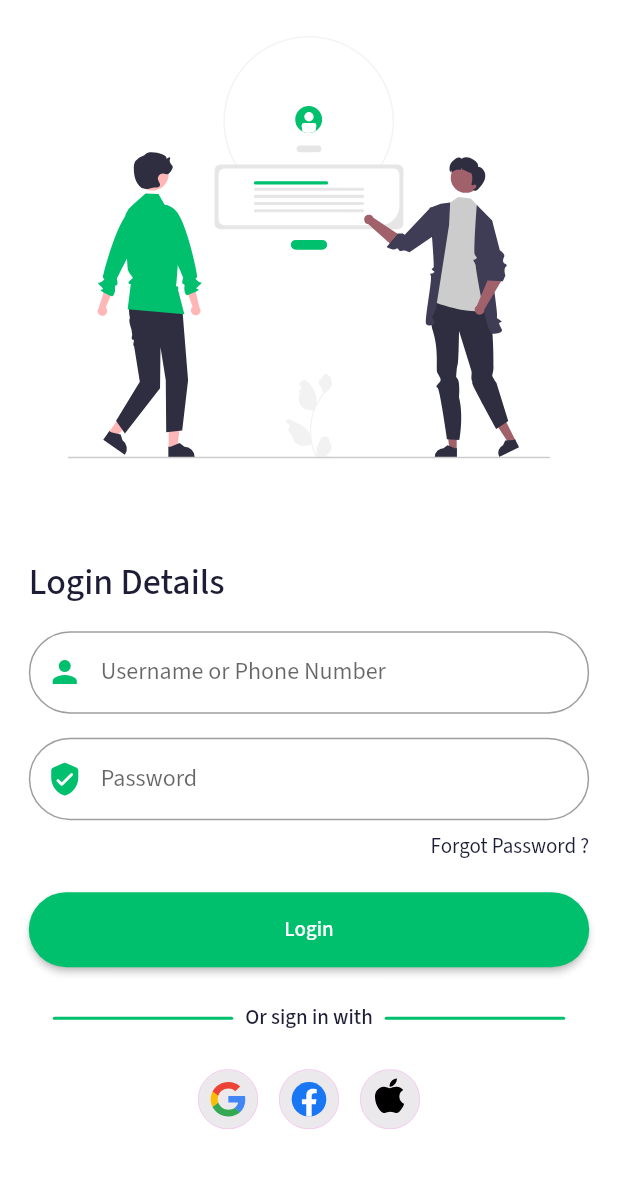
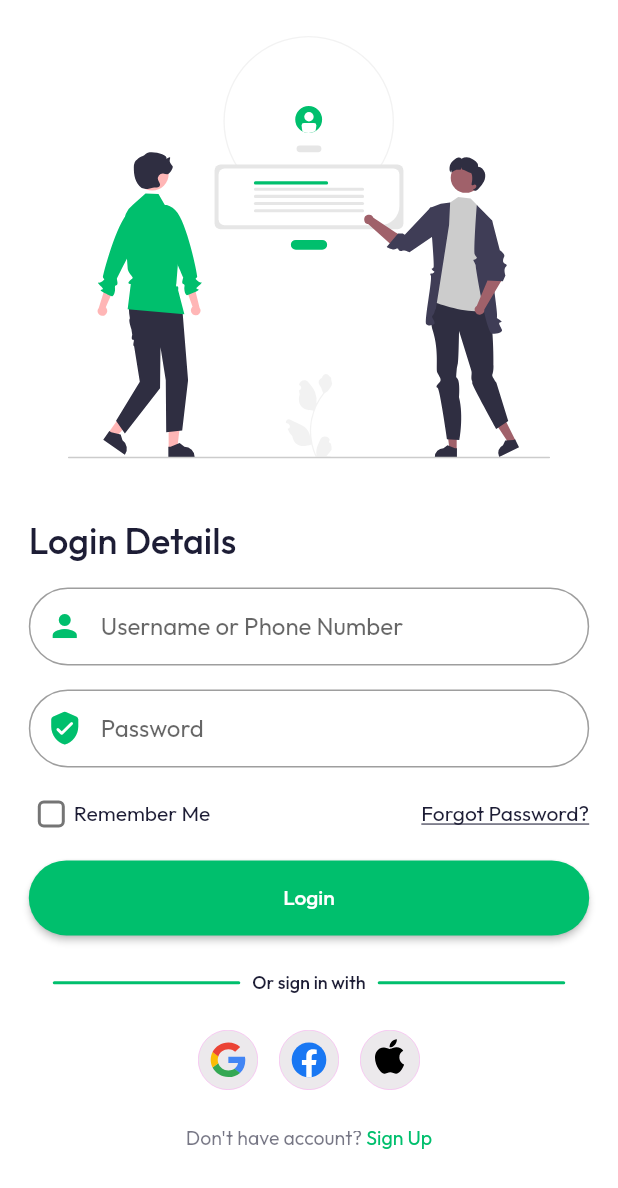
Before and after one commit to nguyentan2808/flutter-messenger-app, a Flutter app: the screen it shows after launch, on a phone screen of 412 x 824 dp. Shown: the top 1188 px of the screen. Run offline on Flutter 3.47's test engine with Material 2 defaults, Android fonts, the phone set to English and light mode, and no system bars; our stand-ins replace device_preview, flutter_svg, get, get_storage, google_fonts; missing offline and left inert: custom_pop_up_menu.

Commit message:
refactor: login screen

```diff
--- a/lib/screens/Setting/data/settings_data.dart
+++ b/lib/screens/Setting/data/settings_data.dart
@@ -101,14 +101,14 @@ List<ItemModel> listOthersSettings = [
     handleClick: () {},
   ),
   ItemModel(
-    icon: Icons.warning,
+    icon: Icons.password,
     iconColor: Colors.indigo,
     title: 'Change password',
     subTitle: 'Lorem ipsum dolor sit amet',
     isNavigation: false,
     handleClick: () {
       Get.to(
-        () => ChangePasswordScreen(),
+        () => const ChangePasswordScreen(),
         transition: Transition.rightToLeft,
       );
     },
--- a/lib/screens/login_screen.dart
+++ b/lib/screens/login_screen.dart
@@ -1,11 +1,20 @@
 import 'package:flutter/material.dart';
 import 'package:flutter_svg/flutter_svg.dart';
 import 'package:get/get.dart';
-import 'package:lab6/constant.dart';
-import 'package:lab6/screens/home/home_screen.dart';
+import 'package:google_fonts/google_fonts.dart';
 
-class LoginScreen extends StatelessWidget {
+import '../constant.dart';
+import 'home/home_screen.dart';
+
+class LoginScreen extends StatefulWidget {
   const LoginScreen({Key? key}) : super(key: key);
+
+  @override
+  State<LoginScreen> createState() => _LoginScreenState();
+}
+
+class _LoginScreenState extends State<LoginScreen> {
+  bool isRemember = false;
 
   @override
   Widget build(BuildContext context) {
@@ -20,24 +29,14 @@ class LoginScreen extends StatelessWidget {
 
     return Scaffold(
       body: SafeArea(
-        child: ListView(
+        child: SingleChildScrollView(
+          child: Column(
             children: [
-            SizedBox(
-              height: size.height * 0.4,
-              child: Padding(
-                padding: const EdgeInsets.all(kDefaultPadding * 1.5),
-                child: SvgPicture.asset(
-                  'assets/images/login_svg.svg',
-                  alignment: Alignment.topCenter,
-                ),
-              ),
-            ),
-            SizedBox(
-              height: size.height * 0.05,
-            ),
+              buildIllustration(),
+              const SizedBox(height: kDefaultPadding),
               Padding(
-              padding:
-                  const EdgeInsets.symmetric(horizontal: kDefaultPadding * 1.2),
+                padding: const EdgeInsets.symmetric(
+                    horizontal: kDefaultPadding * 1.2),
                 child: Column(
                   crossAxisAlignment: CrossAxisAlignment.stretch,
                   children: [
@@ -49,51 +48,103 @@ class LoginScreen extends StatelessWidget {
                       ),
                     ),
                     const SizedBox(height: kDefaultPadding),
-                  TextField(
-                    decoration: InputDecoration(
-                      prefixIcon: Icon(
-                        Icons.person,
-                        color: Theme.of(context).primaryColor,
-                      ),
-                      border: OutlineInputBorder(
-                        borderRadius: BorderRadius.circular(100.0),
-                      ),
-                      // fillColor: Colors.red,
-
-                      contentPadding: const EdgeInsets.symmetric(
-                          horizontal: kDefaultPadding * 1.5,
-                          vertical: kDefaultPadding),
-                      hintStyle: const TextStyle(fontSize: 16),
-                      hintText: "Username or Phone Number",
+                    buildEmailTextField(context),
+                    const SizedBox(height: kDefaultPadding),
+                    buildPasswordTextField(context),
+                    const SizedBox(height: kDefaultPadding),
+                    buildRememberAndForgot(context),
+                    const SizedBox(height: kDefaultPadding),
+                    buildLoginButton(size, _handleLogin),
+                    const SizedBox(height: kDefaultPadding),
+                    buildDivider(),
+                    const SizedBox(height: kDefaultPadding),
+                    const SocialButtons(),
+                    const SizedBox(height: kDefaultPadding),
+                    buildSignUpButton(context),
+                  ],
                 ),
               ),
-                  const SizedBox(height: kDefaultPadding),
-                  TextField(
-                    decoration: InputDecoration(
-                      prefixIcon: Icon(
-                        Icons.verified_user_rounded,
-                        color: Theme.of(context).primaryColor,
-                      ),
-                      border: OutlineInputBorder(
-                        borderRadius: BorderRadius.circular(100.0),
-                      ),
-                      contentPadding: const EdgeInsets.symmetric(
-                          horizontal: kDefaultPadding * 1.5,
-                          vertical: kDefaultPadding),
-                      hintStyle: const TextStyle(fontSize: 16),
-                      hintText: "Password",
+            ],
           ),
         ),
-                  const SizedBox(height: 8),
-                  Container(
-                    alignment: Alignment.topRight,
-                    child: const Text(
-                      "Forgot Password ?",
-                      style: TextStyle(),
+      ),
+    );
+  }
+
+  Padding buildSignUpButton(BuildContext context) {
+    return Padding(
+      padding: const EdgeInsets.only(
+        left: kDefaultPadding * 2,
+        right: kDefaultPadding * 2,
+        bottom: kDefaultPadding * 1.5,
+        top: kDefaultPadding / 2,
+      ),
+      child: Row(
+        mainAxisAlignment: MainAxisAlignment.center,
+        children: [
+          const Opacity(
+            opacity: 0.6,
+            child: Text(
+              "Don't have account?",
+              style: TextStyle(
+                fontSize: 13,
+              ),
+              textAlign: TextAlign.center,
             ),
           ),
-                  const SizedBox(height: 20),
-                  ElevatedButton(
+          Text(
+            ' Sign Up',
+            style: TextStyle(
+              color: Theme.of(context).primaryColor,
+              fontSize: 13,
+            ),
+          )
+        ],
+      ),
+    );
+  }
+
+  Padding buildDivider() {
+    return Padding(
+      padding: const EdgeInsets.symmetric(horizontal: kDefaultPadding),
+      child: Row(
+        mainAxisAlignment: MainAxisAlignment.center,
+        children: [
+          Expanded(
+            child: Container(
+              height: 2,
+              decoration: BoxDecoration(
+                color: Theme.of(context).primaryColor,
+                borderRadius: BorderRadius.circular(10),
+              ),
+            ),
+          ),
+          Padding(
+            padding: const EdgeInsets.all(kDefaultPadding * 0.5),
+            child: Text(
+              "Or sign in with",
+              style: GoogleFonts.outfit(
+                fontSize: 12,
+                textStyle: const TextStyle(fontWeight: FontWeight.w500),
+              ),
+            ),
+          ),
+          Expanded(
+            child: Container(
+              height: 2,
+              decoration: BoxDecoration(
+                color: Theme.of(context).primaryColor,
+                borderRadius: BorderRadius.circular(10),
+              ),
+            ),
+          ),
+        ],
+      ),
+    );
+  }
+
+  ElevatedButton buildLoginButton(Size size, void _handleLogin()) {
+    return ElevatedButton(
       style: ButtonStyle(
         shape: MaterialStateProperty.all(
           RoundedRectangleBorder(
@@ -111,51 +162,91 @@ class LoginScreen extends StatelessWidget {
         // style: TextStyle(
         //     color: Theme.of(context).textTheme.bodyText1?.color),
       ),
+    );
+  }
+
+  Row buildRememberAndForgot(BuildContext context) {
+    return Row(
+      mainAxisAlignment: MainAxisAlignment.spaceBetween,
+      children: [
+        GestureDetector(
+            onTap: () => setState(() => isRemember = !isRemember),
+            child: Row(
+              children: [
+                SizedBox(
+                  height: 30,
+                  width: 30,
+                  child: Checkbox(
+                    activeColor: Theme.of(context).primaryColor,
+                    shape: RoundedRectangleBorder(
+                      borderRadius: BorderRadius.circular(4),
                     ),
-                  const SizedBox(height: kDefaultPadding),
-                  Padding(
-                    padding:
-                        const EdgeInsets.symmetric(horizontal: kDefaultPadding),
-                    child: Row(
-                      mainAxisAlignment: MainAxisAlignment.center,
-                      children: const [
-                        CustomDivider(),
-                        Padding(
-                          padding: EdgeInsets.all(kDefaultPadding * 0.5),
-                          child: Text(
-                            "Or sign in with",
-                            style: TextStyle(fontWeight: FontWeight.w500),
+                    value: isRemember,
+                    onChanged: (value) => setState(() => isRemember = value!),
                   ),
                 ),
-                        CustomDivider(),
-                      ],
-                    ),
-                  ),
-                  const SizedBox(height: kDefaultPadding),
-                  const SocialButtons(),
-                  const SizedBox(height: kDefaultPadding),
-                ],
-              ),
+                const Text(
+                  "Remember Me",
                 ),
               ],
+            )),
+        const Text(
+          "Forgot Password?",
+          style: TextStyle(decoration: TextDecoration.underline),
+        ),
+      ],
+    );
+  }
+
+  SizedBox buildIllustration() {
+    return SizedBox(
+      height: Get.height * 0.4,
+      child: Padding(
+        padding: const EdgeInsets.all(kDefaultPadding * 1.5),
+        child: SvgPicture.asset(
+          'assets/images/login_svg.svg',
+          alignment: Alignment.topCenter,
         ),
       ),
     );
   }
+
+  TextField buildPasswordTextField(BuildContext context) {
+    return TextField(
+      textInputAction: TextInputAction.next,
+      decoration: InputDecoration(
+        prefixIcon: Icon(
+          Icons.verified_user_rounded,
+          color: Theme.of(context).primaryColor,
+        ),
+        border: OutlineInputBorder(
+          borderRadius: BorderRadius.circular(100.0),
+        ),
+        contentPadding: const EdgeInsets.symmetric(
+            horizontal: kDefaultPadding * 1.5, vertical: kDefaultPadding),
+        hintStyle: const TextStyle(fontSize: 16),
+        hintText: "Password",
+      ),
+    );
   }
 
-class CustomDivider extends StatelessWidget {
-  const CustomDivider({Key? key}) : super(key: key);
+  TextField buildEmailTextField(BuildContext context) {
+    return TextField(
+      textInputAction: TextInputAction.next,
+      decoration: InputDecoration(
+        prefixIcon: Icon(
+          Icons.person,
+          color: Theme.of(context).primaryColor,
+        ),
+        border: OutlineInputBorder(
+          borderRadius: BorderRadius.circular(100.0),
+        ),
+        // fillColor: Colors.red,
 
-  @override
-  Widget build(BuildContext context) {
-    return Expanded(
-      child: Container(
-        height: 2,
-        decoration: BoxDecoration(
-          color: Theme.of(context).primaryColor,
-          borderRadius: BorderRadius.circular(10),
-        ),
+        contentPadding: const EdgeInsets.symmetric(
+            horizontal: kDefaultPadding * 1.5, vertical: kDefaultPadding),
+        hintStyle: const TextStyle(fontSize: 16),
+        hintText: "Username or Phone Number",
       ),
     );
   }
--- a/lib/theme.dart
+++ b/lib/theme.dart
@@ -8,7 +8,7 @@ ThemeData lightThemeData(BuildContext context) {
     scaffoldBackgroundColor: Colors.white,
     appBarTheme: const AppBarTheme(elevation: 0, centerTitle: false),
     iconTheme: const IconThemeData(color: kContentColorLightTheme),
-    textTheme: GoogleFonts.sourceSansProTextTheme(Theme.of(context).textTheme)
+    textTheme: GoogleFonts.outfitTextTheme(Theme.of(context).textTheme)
         .apply(bodyColor: kContentColorLightTheme),
     colorScheme: const ColorScheme.light(
       primary: kPrimaryColor,
@@ -25,7 +25,7 @@ ThemeData darkThemeData(BuildContext context) {
     appBarTheme: const AppBarTheme(
         color: kContentColorLightTheme, elevation: 0, centerTitle: false),
     iconTheme: const IconThemeData(color: kContentColorDarkTheme),
-    textTheme: GoogleFonts.sourceSansProTextTheme(Theme.of(context).textTheme)
+    textTheme: GoogleFonts.outfitTextTheme(Theme.of(context).textTheme)
         .apply(bodyColor: kContentColorDarkTheme),
     colorScheme: const ColorScheme.dark().copyWith(
       primary: kPrimaryColor,
```
Lines whose indentation alone changed are shown as unchanged.
